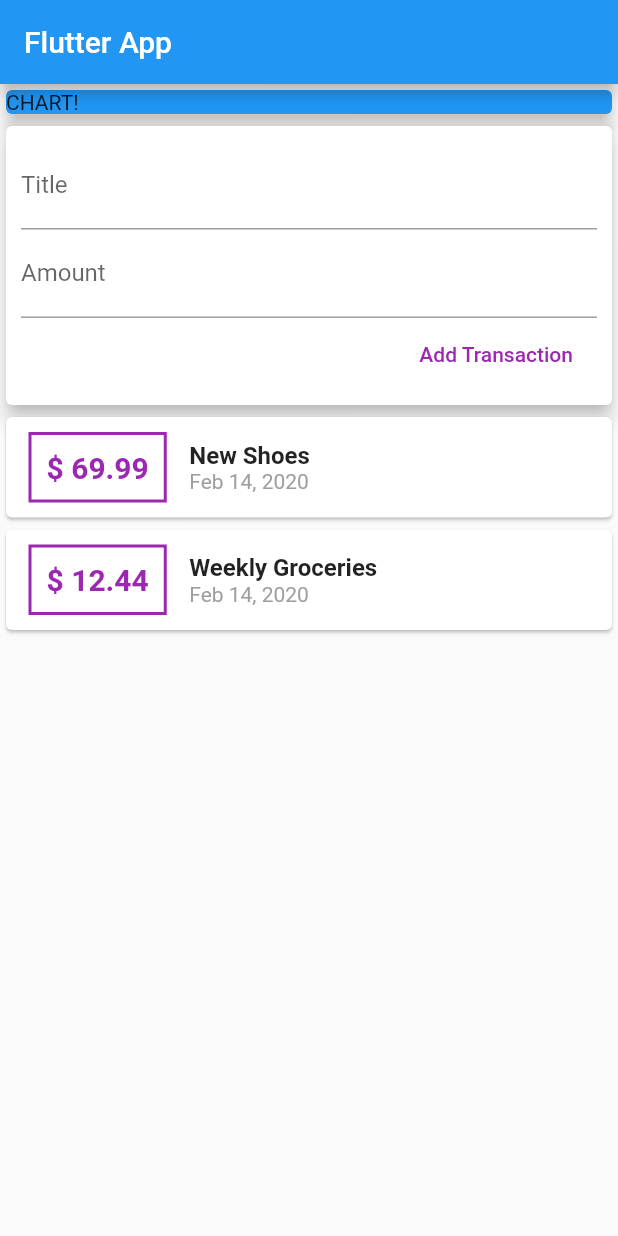
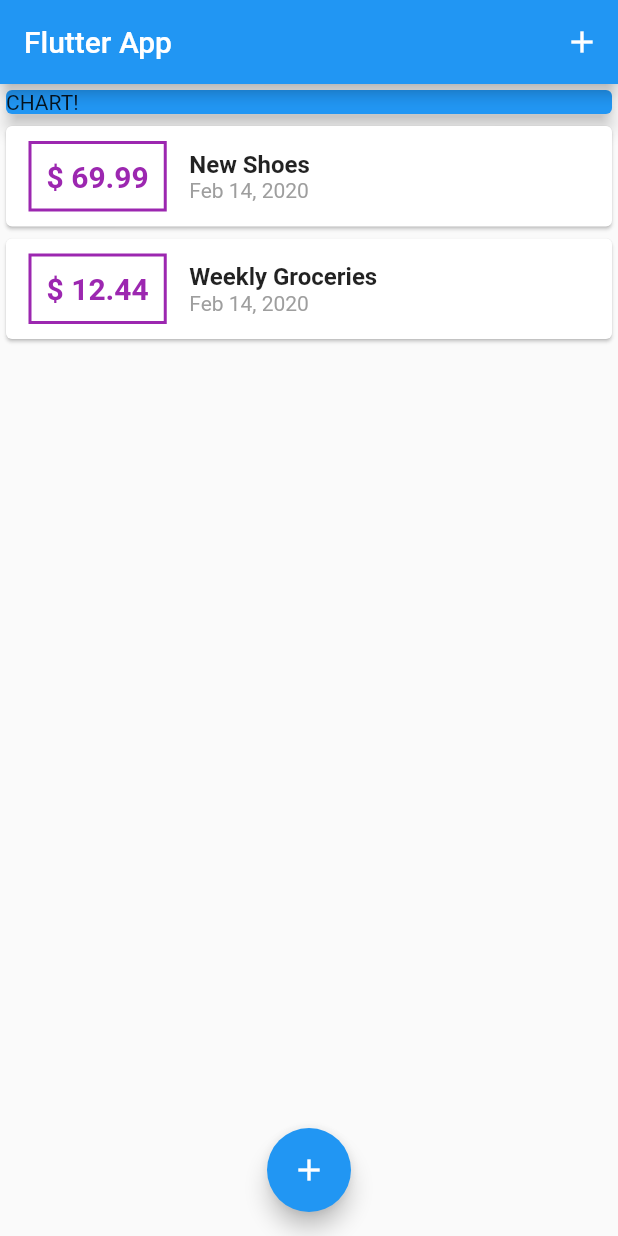
Before and after one commit to tommynicoletti/flutter-complete-guide-udemy, a Flutter app: the screen it shows after launch, on a phone screen of 412 x 824 dp. Run offline on Flutter 3.47's test engine with Material 2 defaults, Android fonts, the phone set to English and light mode, and no system bars.

```diff
--- a/lib/main.dart
+++ b/lib/main.dart
@@ -1,5 +1,7 @@
 import 'package:flutter/material.dart';
-import './widgets/user_transactions.dart';
+import './widgets/transaction_list.dart';
+import './widgets/new_transaction.dart';
+import './models/transaction.dart';
 
 void main() => runApp(MyApp());
 
@@ -13,15 +15,61 @@ class MyApp extends StatelessWidget {
   }
 }
 
-class MyHomePage extends StatelessWidget {
+class MyHomePage extends StatefulWidget {
+  @override
+  _MyHomePageState createState() => _MyHomePageState();
+}
+
+class _MyHomePageState extends State<MyHomePage> {
   final titleController = TextEditingController();
   final amountController = TextEditingController();
+
+  final List<Transaction> _userTransactions = [
+    Transaction(
+        id: 't1', title: 'New Shoes', amount: 69.99, date: DateTime.now()),
+    Transaction(
+        id: 't2',
+        title: 'Weekly Groceries',
+        amount: 12.44,
+        date: DateTime.now()),
+  ];
+
+  void _addNewTransaction(String txTitle, double txAmount) {
+    final newTx = Transaction(
+      title: txTitle,
+      amount: txAmount,
+      date: DateTime.now(),
+      id: DateTime.now().toString(),
+    );
+    setState(() {
+      _userTransactions.add(newTx);
+    });
+  }
+
+  void _startAddNewTransaction(BuildContext ctx) {
+    showModalBottomSheet(
+      context: ctx,
+      builder: (_) { // GestureDetector avoid closing Modal Bottom even if we tap in blank area of Modal
+        return GestureDetector(
+          onTap: () {},
+          child: NewTransaction(_addNewTransaction),
+          behavior: HitTestBehavior.opaque,
+        );
+      },
+    );
+  }
 
   @override
   Widget build(BuildContext context) {
     return Scaffold(
       appBar: AppBar(
         title: Text('Flutter App'),
+        actions: <Widget>[
+          IconButton(
+            icon: Icon(Icons.add),
+            onPressed: () => _startAddNewTransaction(context),
+          ),
+        ],
       ),
       body: SingleChildScrollView(
         child: Column(
@@ -35,9 +83,14 @@ class MyHomePage extends StatelessWidget {
                 elevation: 5,
               ),
             ),
-            UserTransactions()
+            TransactionList(_userTransactions)
           ],
         ),
+      ),
+      floatingActionButtonLocation: FloatingActionButtonLocation.centerFloat,
+      floatingActionButton: FloatingActionButton(
+        child: Icon(Icons.add),
+        onPressed: () => _startAddNewTransaction(context),
       ),
     );
   }
--- a/lib/widgets/user_transactions.dart
+++ b/lib/widgets/user_transactions.dart
@@ -1,7 +1,5 @@
 import 'package:flutter/material.dart';
-import './new_transaction.dart';
 import './transaction_list.dart';
-import '../models/transaction.dart';
 
 class UserTransactions extends StatefulWidget {
   @override
@@ -9,34 +7,11 @@ class UserTransactions extends StatefulWidget {
 }
 
 class _UserTransactionsState extends State<UserTransactions> {
-  final List<Transaction> _userTransactions = [
-    Transaction(
-        id: 't1', title: 'New Shoes', amount: 69.99, date: DateTime.now()),
-    Transaction(
-        id: 't2',
-        title: 'Weekly Groceries',
-        amount: 12.44,
-        date: DateTime.now()),
-  ];
-
-  void _addNewTransaction(String txTitle, double txAmount) {
-    final newTx = Transaction(
-      title: txTitle,
-      amount: txAmount,
-      date: DateTime.now(),
-      id: DateTime.now().toString(),
-    );
-    setState(() {
-      _userTransactions.add(newTx);
-    });
-  }
-
   @override
   Widget build(BuildContext context) {
     return Column(
       children: <Widget>[
-        NewTransaction(this._addNewTransaction),
-        TransactionList(this._userTransactions),
+        TransactionList([]),
       ],
     );
   }
```
Also changed, not shown: lib/widgets/new_transaction.dart (+15 -7 lines).
